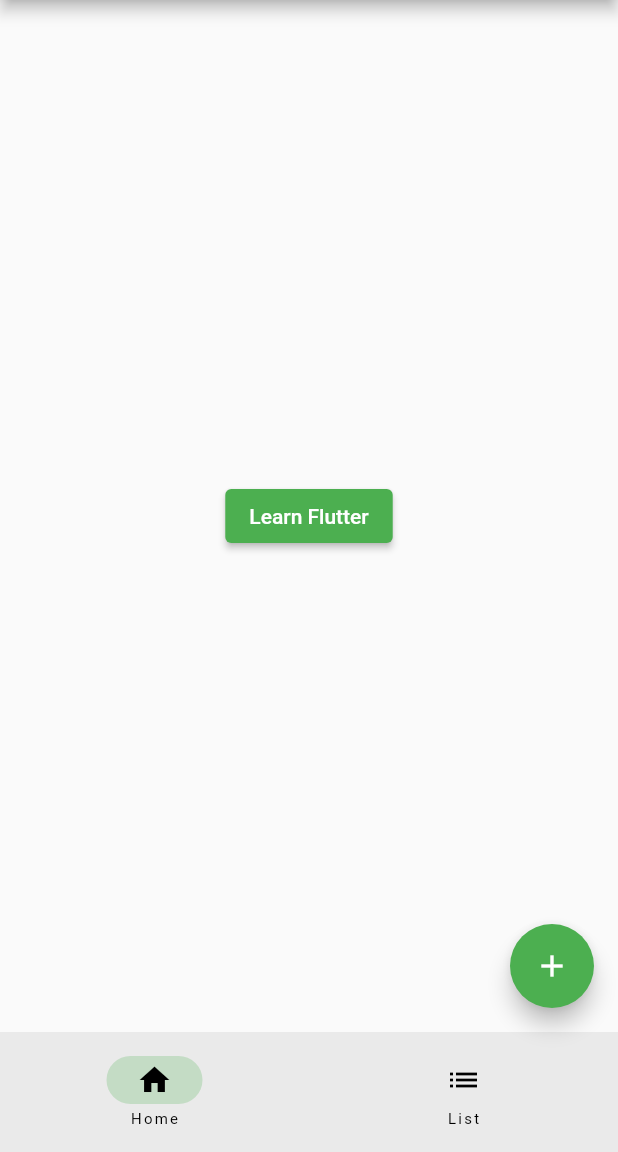
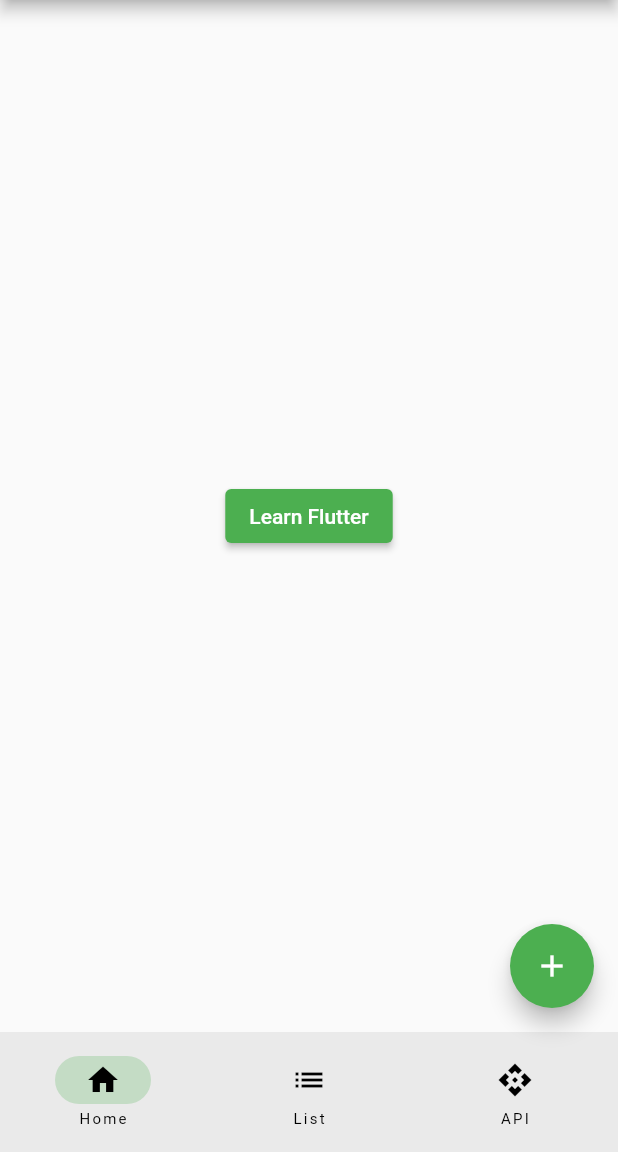
Before and after one commit to kafousis/hello_flutter, a Flutter app: the screen it shows after launch, on a phone screen of 412 x 824 dp, the part 84-1236 px from its top. Run offline on Flutter 3.47's test engine with Material 2 defaults, Android fonts, the phone set to English and light mode, and no system bars.

```diff
--- a/lib/main.dart
+++ b/lib/main.dart
@@ -1,6 +1,7 @@
 import 'package:flutter/material.dart';
 import 'package:hello_flutter/home.dart';
 import 'package:hello_flutter/list_demo.dart';
+import 'package:hello_flutter/rest_api.dart';
 
 // widgets start with capital letters and contain arguments
 // arguments start with lowercase letters and contain widgets or functions
@@ -50,6 +51,7 @@ class _MyHomePageState extends State<MyHomePage> {
   List<Widget> pages = [
     const Home(),
     const ListDemo(),
+    const RestApi(),
   ];
 
   void _incrementCounter() {
@@ -84,6 +86,7 @@ class _MyHomePageState extends State<MyHomePage> {
         destinations: const [
           NavigationDestination(icon: Icon(Icons.home), label: 'Home'),
           NavigationDestination(icon: Icon(Icons.list), label: 'List'),
+          NavigationDestination(icon: Icon(Icons.api), label: 'API'),
         ],
         onDestinationSelected: (int index) {
           setState(() {
```
Also changed, not shown: lib/rest_api.dart (added, +23 -0 lines).
